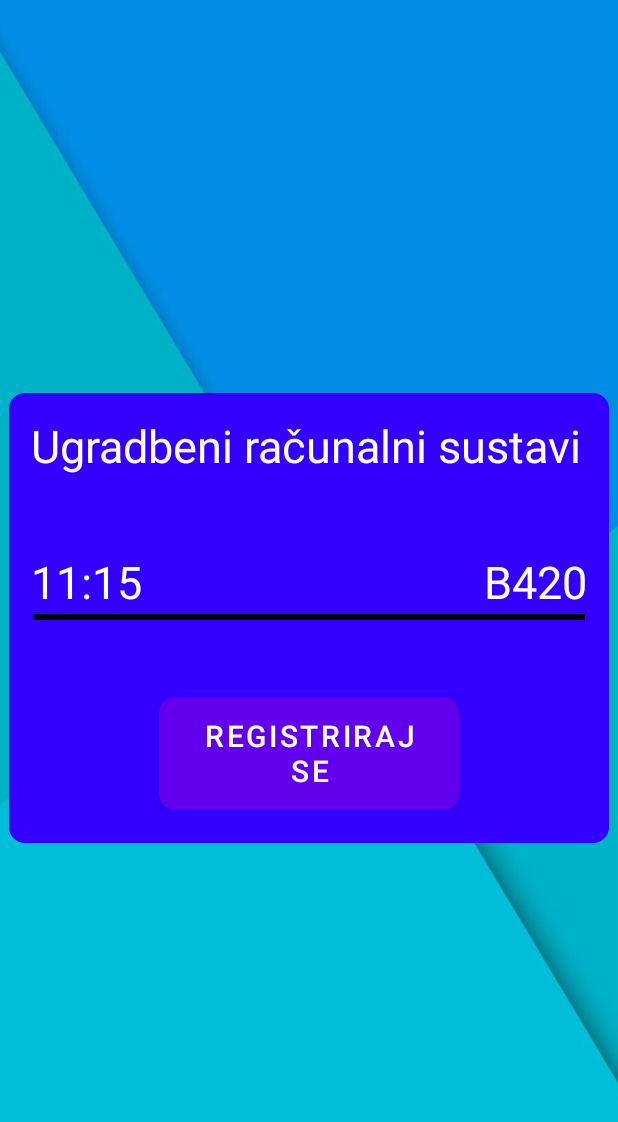
After one commit to mislavivanda/Ugradbeni_android, an Android app: the proba screen opened directly, with no data from a screen before it, on a phone screen of 412 x 824 dp. The commit adds this screen. Shown: the top 1122 px of the screen. Run offline under Robolectric (Android 15) with nearby library versions, the phone set to English and light mode, and no system bars.

Commit message:
Kartice za registraciju

```diff
--- a/app/src/main/AndroidManifest.xml
+++ b/app/src/main/AndroidManifest.xml
@@ -19,6 +19,9 @@
         android:supportsRtl="true"
         android:theme="@style/Theme.Projekt"
         tools:targetApi="31">
+        <activity
+            android:name=".proba"
+            android:exported="false" />
         <activity
             android:name=".PregledprisutnostistudentActivity"
             android:exported="false" />
--- /dev/null
+++ b/app/src/main/java/com/example/projekt/proba.java
@@ -0,0 +1,14 @@
+package com.example.projekt;
+
+import androidx.appcompat.app.AppCompatActivity;
+
+import android.os.Bundle;
+
+public class proba extends AppCompatActivity {
+
+    @Override
+    protected void onCreate(Bundle savedInstanceState) {
+        super.onCreate(savedInstanceState);
+        setContentView(R.layout.activity_proba);
+    }
+}
--- /dev/null
+++ b/app/src/main/res/layout/activity_proba.xml
@@ -0,0 +1,88 @@
+<?xml version="1.0" encoding="utf-8"?>
+<LinearLayout xmlns:android="http://schemas.android.com/apk/res/android"
+    xmlns:app="http://schemas.android.com/apk/res-auto"
+    xmlns:tools="http://schemas.android.com/tools"
+    android:layout_width="match_parent"
+    android:layout_height="match_parent"
+    android:gravity="center_horizontal"
+    android:orientation="vertical"
+    tools:context=".proba">
+
+    <LinearLayout
+        android:layout_width="match_parent"
+        android:layout_height="match_parent"
+        android:background="@drawable/background"
+        android:gravity="center"
+        android:orientation="vertical"
+        tools:context=".proba">
+
+        <LinearLayout
+            android:layout_width="400dp"
+            android:layout_height="300dp"
+            android:background="@drawable/my_rounded_bg"
+            android:orientation="vertical">
+
+
+            <TextView
+                android:layout_width="match_parent"
+                android:layout_height="wrap_content"
+                android:layout_marginStart="0dp"
+                android:layout_marginBottom="50dp"
+                android:text="Ugradbeni računalni sustavi"
+                android:textColor="@color/white"
+                android:textSize="30sp"
+
+                />
+
+            <LinearLayout
+                android:layout_width="fill_parent"
+                android:layout_height="wrap_content"
+                android:weightSum="100">
+
+                <TextView
+                    android:layout_width="fill_parent"
+                    android:layout_height="wrap_content"
+                    android:layout_weight="50"
+                    android:gravity="left"
+                    android:text="11:15"
+                    android:textColor="@color/white"
+                    android:textSize="30sp" />
+
+                <TextView
+                    android:layout_width="fill_parent"
+                    android:layout_height="wrap_content"
+                    android:layout_weight="50"
+                    android:gravity="right"
+                    android:text="B420"
+                    android:textColor="@color/white"
+                    android:textSize="30sp" />
+            </LinearLayout>
+
+            <View
+                android:layout_width="wrap_content"
+                android:layout_height="4dp"
+                android:layout_margin="1dp"
+                android:background="@color/black" />
+            <LinearLayout
+                android:layout_width="match_parent"
+                android:layout_height="wrap_content"
+                android:gravity="center_horizontal">
+            <Button
+                android:id="@+id/studentSession"
+                android:layout_width="200dp"
+                android:layout_height="75dp"
+                android:layout_marginTop="50dp"
+                android:background="@drawable/my_rounded_bg"
+                android:gravity="center"
+                android:text="Registriraj se"
+
+                android:textSize="20sp" />
+        </LinearLayout>
+
+
+        </LinearLayout>
+
+    </LinearLayout>
+
+
+</LinearLayout>
--- a/app/src/main/res/layout/student_teaching_session.xml
+++ b/app/src/main/res/layout/student_teaching_session.xml
@@ -26,5 +26,7 @@
             android:textSize="10pt">
 
         </Button>
+
+
     </LinearLayout>
 </RelativeLayout>
```
